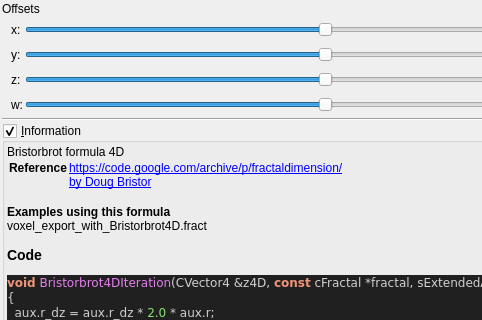
Before: the Qt Designer form mandelbulber2/qt_data/fractal_bristorbrot4D.ui in buddhi1980/mandelbulber2, drawn with Qt 5; both pictures show x 0 to 482 and y 0 to 320 of the 718 by 1040 pixel window.
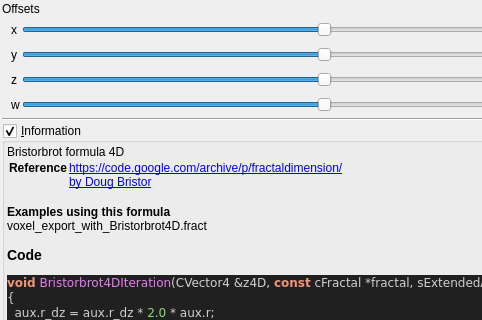
After: the same form once the commit is applied. Custom widgets are drawn as their Qt base class.

Diff of the .ui file:
```diff
--- a/mandelbulber2/qt_data/fractal_bristorbrot4D.ui
+++ b/mandelbulber2/qt_data/fractal_bristorbrot4D.ui
@@ -123,7 +123,7 @@
      <item row="4" column="2">
       <widget class="QLabel" name="label_113">
        <property name="text">
-        <string>y:</string>
+        <string notr="true">y</string>
        </property>
       </widget>
      </item>
@@ -180,14 +180,14 @@
      <item row="6" column="2">
       <widget class="QLabel" name="label_115">
        <property name="text">
-        <string>w:</string>
+        <string notr="true">w</string>
        </property>
       </widget>
      </item>
      <item row="3" column="2">
       <widget class="QLabel" name="label_112">
        <property name="text">
-        <string>x:</string>
+        <string notr="true">x</string>
        </property>
       </widget>
      </item>
@@ -216,7 +216,7 @@
      <item row="5" column="2">
       <widget class="QLabel" name="label_114">
        <property name="text">
-        <string>z:</string>
+        <string notr="true">z</string>
        </property>
       </widget>
      </item>
```
